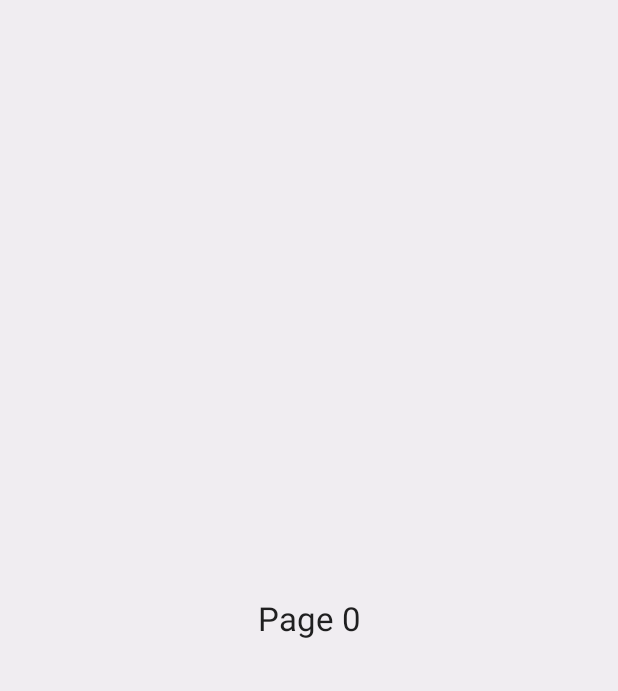
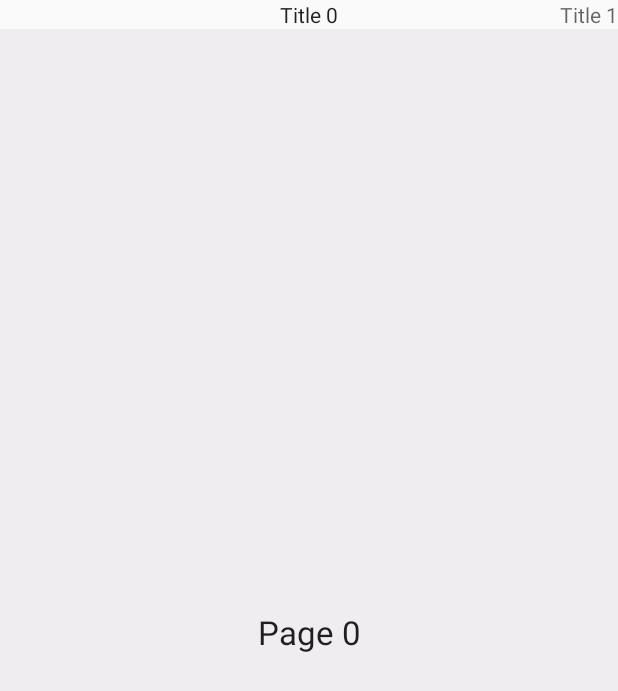
Before and after one commit to daucloudlab/ViewPagerDemo2, an Android app: the screen it shows after launch (MainActivity), on a phone screen of 412 x 824 dp. Before the commit the part shown is almost empty. Shown: the top 691 px of the screen. Run offline under Robolectric (Android 15) with nearby library versions, the phone set to English and light mode, and no system bars.

Commit message:
PagerTitleStrip қосылды

```diff
--- a/app/src/main/java/kz/abcsoft/viewpagerdemo2/MainActivity.java
+++ b/app/src/main/java/kz/abcsoft/viewpagerdemo2/MainActivity.java
@@ -88,6 +88,11 @@ public class MainActivity extends FragmentActivity {
             return PAGE_COUNT;
         }
 
+        @Override
+        public CharSequence getPageTitle(int position) {
+            return "Title " + position;
+        }
+
     }
 
 
--- a/app/src/main/res/layout/activity_main.xml
+++ b/app/src/main/res/layout/activity_main.xml
@@ -9,5 +9,13 @@
         android:id="@+id/pager"
         android:layout_width="match_parent"
         android:layout_height="match_parent">
+
+        <android.support.v4.view.PagerTitleStrip
+            android:id="@+id/pagerTitleStrip"
+            android:layout_width="match_parent"
+            android:layout_height="wrap_content"
+            android:layout_gravity="top">
+        </android.support.v4.view.PagerTitleStrip>
+
     </android.support.v4.view.ViewPager>
 </RelativeLayout>
```
